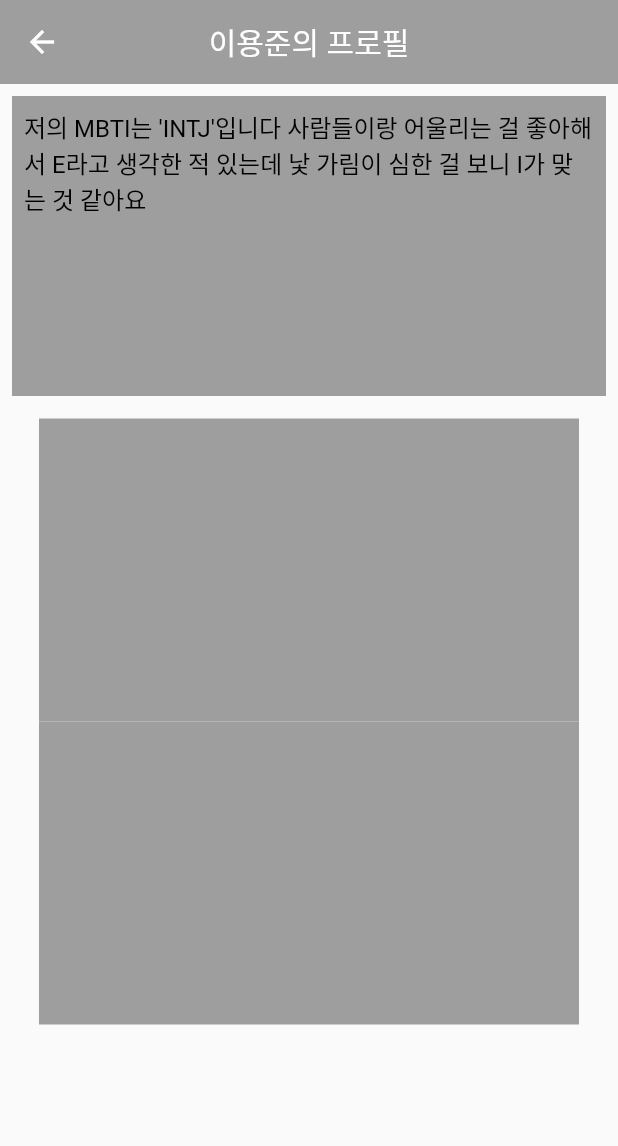
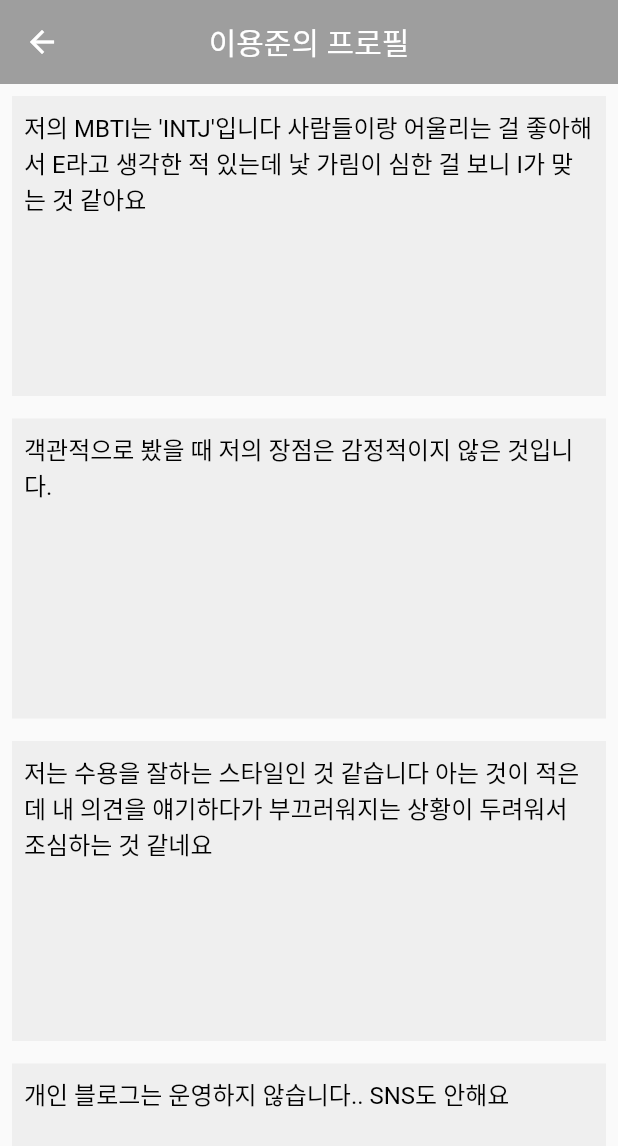
Before and after one commit to sinw212/TeamPage, a Flutter app: the YongjunPersonal screen opened directly, on a phone screen of 412 x 824 dp. Shown: the top 1146 px of the screen. Run offline on Flutter 3.47's test engine with Material 2 defaults, Android fonts, the phone set to English and light mode, and no system bars.

Commit message:
2,3,4번 질문까지 작성, 색상 변경

```diff
--- a/lib/yongjun_personal.dart
+++ b/lib/yongjun_personal.dart
@@ -25,13 +25,15 @@ class YongjunPersonal extends StatelessWidget {
                   height: 200,
                   alignment: Alignment.topCenter,
                   decoration: BoxDecoration(
-                    color: Colors.grey,
+                    color: Color(0xeeeeeeee),
                   ),
                   child: Padding(
                     padding: const EdgeInsets.all(8.0),
                     child: Text(
                       "저의 MBTI는 'INTJ'입니다 사람들이랑 어울리는 걸 좋아해서 E라고 생각한 적 있는데 낯 가림이 심한 걸 보니 I가 맞는 것 같아요",
-                      style: TextStyle(color: Colors.black, fontSize: 16),
+                      style: TextStyle(
+                          color: const Color.fromARGB(255, 0, 0, 0),
+                          fontSize: 16),
                     ),
                   ),
                 ),
@@ -40,15 +42,68 @@ class YongjunPersonal extends StatelessWidget {
                   height: 15,
                 ),
                 Container(
-                  width: 360,
-                  height: 202,
-                  decoration: BoxDecoration(color: Colors.grey),
+                  width: 500,
+                  height: 200,
+                  alignment: Alignment.topCenter,
+                  decoration: BoxDecoration(
+                    color: Color(0xeeeeeeee),
+                  ),
+                  child: Padding(
+                    padding: const EdgeInsets.all(8.0),
+                    child: Text(
+                      "객관적으로 봤을 때 저의 장점은 감정적이지 않은 것입니다.",
+                      style: TextStyle(
+                          color: const Color.fromARGB(255, 0, 0, 0),
+                          fontSize: 16),
+                    ),
+                  ),
+                ),
+                SizedBox(
+                  width: 500,
+                  height: 15,
                 ),
                 Container(
-                  width: 360,
-                  height: 202,
-                  decoration: BoxDecoration(color: Colors.grey),
-                )
+                  width: 500,
+                  height: 200,
+                  alignment: Alignment.topCenter,
+                  decoration: BoxDecoration(
+                    color: Color(0xeeeeeeee),
+                  ),
+                  child: Padding(
+                    padding: const EdgeInsets.all(8.0),
+                    child: Text(
+                      "저는 수용을 잘하는 스타일인 것 같습니다 아는 것이 적은데 내 의견을 얘기하다가 부끄러워지는 상황이 두려워서 조심하는 것 같네요",
+                      style: TextStyle(
+                          color: const Color.fromARGB(255, 0, 0, 0),
+                          fontSize: 16),
+                    ),
+                  ),
+                ),
+                SizedBox(
+                  width: 500,
+                  height: 15,
+                ),
+                Container(
+                  width: 500,
+                  height: 200,
+                  alignment: Alignment.topLeft,
+                  decoration: BoxDecoration(
+                    color: Color(0xeeeeeeee),
+                  ),
+                  child: Padding(
+                    padding: const EdgeInsets.all(8.0),
+                    child: Text(
+                      "개인 블로그는 운영하지 않습니다.. SNS도 안해요",
+                      style: TextStyle(
+                          color: const Color.fromARGB(255, 0, 0, 0),
+                          fontSize: 16),
+                    ),
+                  ),
+                ),
+                SizedBox(
+                  width: 500,
+                  height: 15,
+                ),
               ],
             ),
           ),
```
